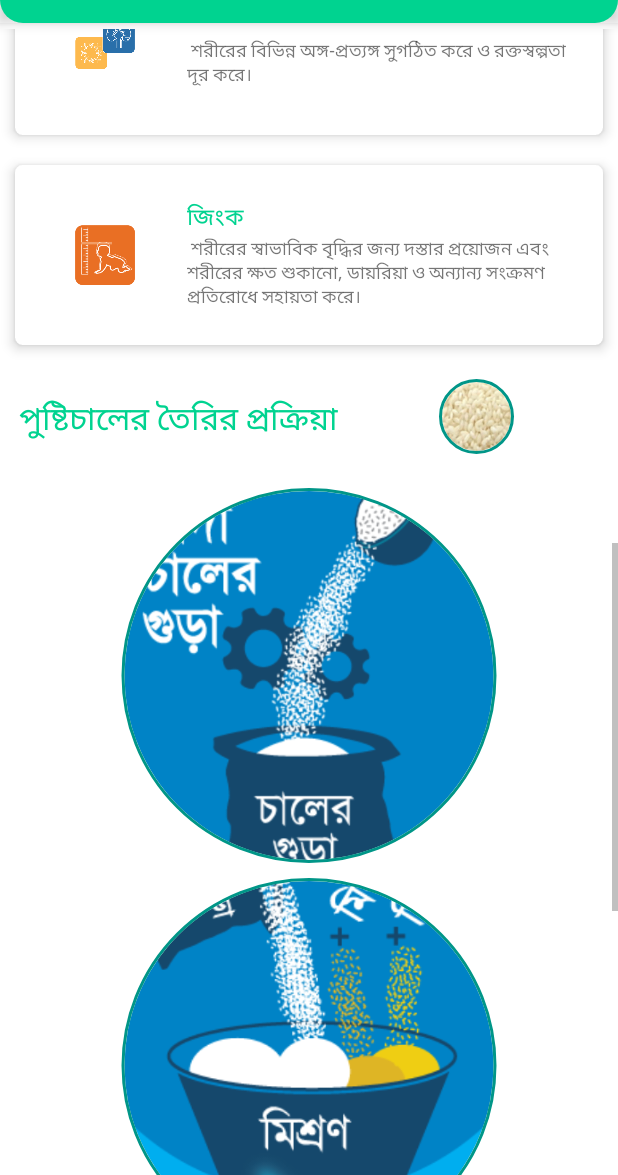
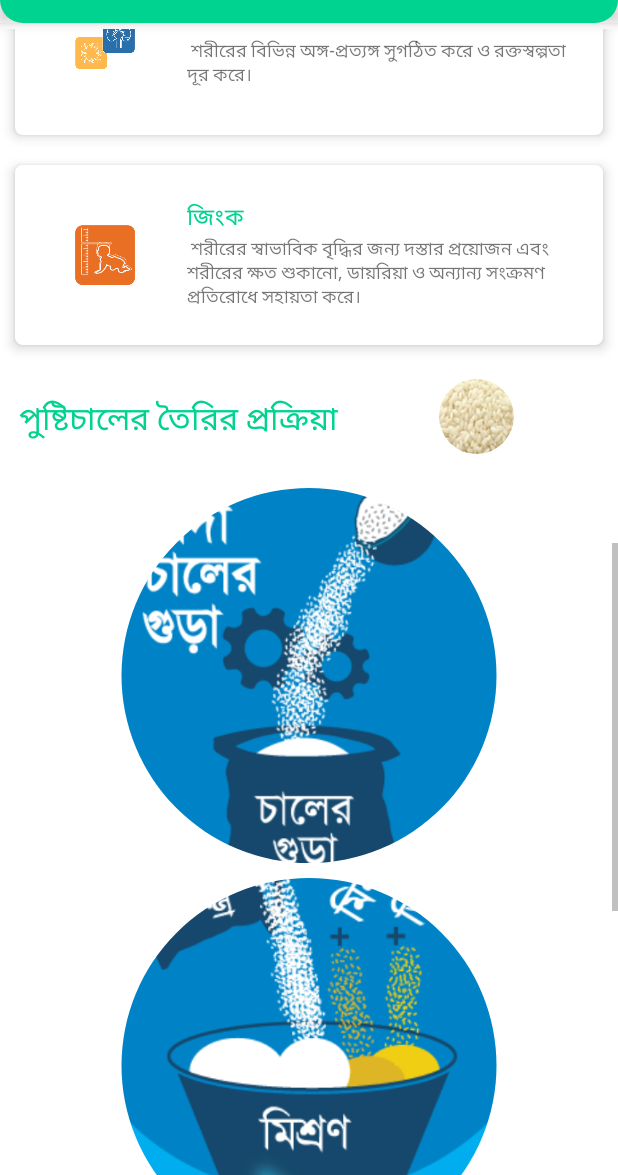
Before and after one commit to HumayunBee/pushtichalbd, an Android app: the screen it shows after launch (MainActivity), scrolled down 1153 dp, on a phone screen of 412 x 824 dp, the part 61-1236 px from its top. Run offline under Robolectric (Android 15) with nearby library versions, the light colour scheme and no system bars; our stand-ins replace CircleImageView.

Commit message:
my commite

```diff
--- a/app/src/main/res/layout/activity_main.xml
+++ b/app/src/main/res/layout/activity_main.xml
@@ -121,9 +121,7 @@
                             android:id="@+id/profile_image"
                             android:layout_width="match_parent"
                             android:layout_height="50dp"
-                            android:src="@drawable/rice"
-                            app:civ_border_color="#009688"
-                            app:civ_border_width="2dp" />
+                            android:src="@drawable/rice" />
                     </LinearLayout>
 
 
@@ -544,7 +542,6 @@
                             android:textSize="21dp" />
 
                     </LinearLayout>
-
                     <LinearLayout
                         android:layout_width="wrap_content"
                         android:layout_height="match_parent"
@@ -555,9 +552,7 @@
                             android:id="@+id/chal"
                             android:layout_width="match_parent"
                             android:layout_height="50dp"
-                            android:src="@drawable/chal"
-                            app:civ_border_color="#009688"
-                            app:civ_border_width="2dp" />
+                            android:src="@drawable/chal" />
                     </LinearLayout>
 
 
@@ -565,94 +560,61 @@
 
             </LinearLayout>
 
-<!--
-            <LinearLayout
-                android:layout_width="match_parent"
-                android:layout_height="wrap_content"
-                android:orientation="vertical"
-                android:gravity="center"
-                >
-
-                <de.hdodenhof.circleimageview.CircleImageView
-                    android:id="@+id/chal1"
-                    android:layout_width="250dp"
-                    android:layout_height="wrap_content"
-                    android:src="@drawable/p1"
-                    app:civ_border_color="#009688"
-                    app:civ_border_width="2dp" />
-            </LinearLayout>
--->
 
             <LinearLayout
                 android:layout_width="match_parent"
                 android:layout_height="wrap_content"
+                android:gravity="center"
                 android:orientation="vertical"
-                android:gravity="center"
-                android:padding="10dp"
-
-                >
+                android:padding="10dp">
 
                 <de.hdodenhof.circleimageview.CircleImageView
                     android:id="@+id/p1"
                     android:layout_width="match_parent"
                     android:layout_height="250dp"
-                    android:src="@drawable/p1"
-                    app:civ_border_color="#009688"
-                    app:civ_border_width="2dp" />
+                    android:src="@drawable/p1" />
             </LinearLayout>
 
             <LinearLayout
                 android:layout_width="match_parent"
                 android:layout_height="wrap_content"
-                android:orientation="vertical"
                 android:gravity="center"
-
-                >
+                android:orientation="vertical">
 
                 <de.hdodenhof.circleimageview.CircleImageView
                     android:id="@+id/p2"
                     android:layout_width="match_parent"
                     android:layout_height="250dp"
-                    android:src="@drawable/p2"
-                    app:civ_border_color="#009688"
-                    app:civ_border_width="2dp" />
+                    android:layout_gravity="center"
+                    android:src="@drawable/p2" />
             </LinearLayout>
-
-
 
 
             <LinearLayout
                 android:layout_width="match_parent"
                 android:layout_height="wrap_content"
+                android:gravity="center"
                 android:orientation="vertical"
-                android:gravity="center"
-                android:padding="10dp"
-
-                >
+                android:padding="10dp">
 
                 <de.hdodenhof.circleimageview.CircleImageView
                     android:layout_width="match_parent"
                     android:layout_height="250dp"
                     android:src="@drawable/p3"
-                    app:civ_border_color="#009688"
-                    app:civ_border_width="2dp" />
+                   />
             </LinearLayout>
 
             <LinearLayout
                 android:layout_width="match_parent"
                 android:layout_height="wrap_content"
+                android:gravity="center"
                 android:orientation="vertical"
-                android:gravity="center"
-                android:padding="10dp"
+                android:padding="10dp">
 
-                >
-
-                <de.hdodenhof.circleimageview.CircleImageView xmlns:app="http://schemas.android.com/apk/res-auto"
+                <de.hdodenhof.circleimageview.CircleImageView
                     android:layout_width="match_parent"
                     android:layout_height="250dp"
-                    android:src="@drawable/p4"
-                    app:civ_border_color="#009688"
-                    app:civ_border_width="2dp" />
+                    android:src="@drawable/p4" />
             </LinearLayout>
 
 
@@ -660,9 +622,4 @@
 
     </ScrollView>
 
-<!--    <com.google.android.material.navigation.NavigationView
-        android:layout_width="match_parent"
-        android:layout_height="match_parent"
-        app:menu="@menu/nevber_menu">
-    </com.google.android.material.navigation.NavigationView>-->
 </androidx.constraintlayout.widget.ConstraintLayout>
```
